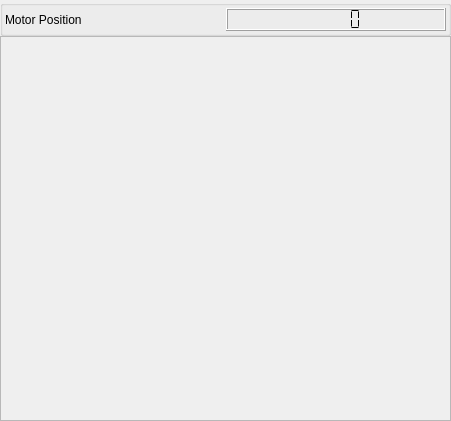
Above: Code/Gui/MITK/Modules/niftkIGIGui/DataSources/QmitkIGIUltrasonixToolGui.ui from NifTK/NifTK before the change. Below: the same form after it.
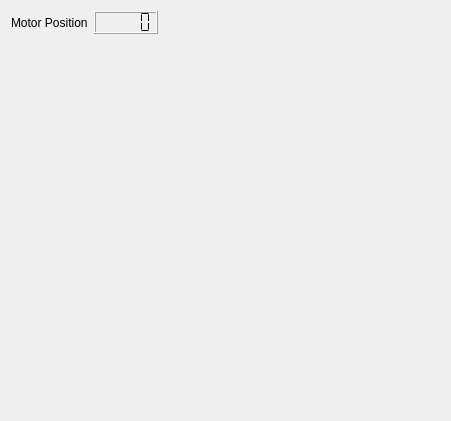
That is the form after the change. Custom widgets are drawn as their Qt base class.

Commit message: Bug #2739: Update Ultrasonix GUI to new API

Patch:
```diff
--- a/Code/Gui/MITK/Modules/niftkIGIGui/DataSources/QmitkIGIUltrasonixToolGui.ui
+++ b/Code/Gui/MITK/Modules/niftkIGIGui/DataSources/QmitkIGIUltrasonixToolGui.ui
@@ -19,25 +19,11 @@
   <property name="windowTitle">
    <string>Form</string>
   </property>
+  <layout class="QHBoxLayout" name="horizontalLayout_2">
+   <item>
   <layout class="QVBoxLayout" name="verticalLayout">
-   <property name="spacing">
-    <number>0</number>
-   </property>
-   <property name="margin">
-    <number>0</number>
-   </property>
    <item>
-    <widget class="QGroupBox" name="groupBox">
-     <property name="title">
-      <string/>
-     </property>
      <layout class="QHBoxLayout" name="horizontalLayout">
-      <property name="spacing">
-       <number>0</number>
-      </property>
-      <property name="margin">
-       <number>2</number>
-      </property>
       <item>
        <widget class="QLabel" name="label">
         <property name="text">
@@ -55,34 +41,49 @@
         </property>
        </widget>
       </item>
-     </layout>
-    </widget>
+       <item>
+        <spacer name="horizontalSpacer">
+         <property name="orientation">
+          <enum>Qt::Horizontal</enum>
+         </property>
+         <property name="sizeHint" stdset="0">
+          <size>
+           <width>40</width>
+           <height>20</height>
+          </size>
+         </property>
+        </spacer>
+       </item>
+      </layout>
    </item>
    <item>
-    <widget class="QScrollArea" name="m_ScrollArea">
-     <property name="widgetResizable">
-      <bool>true</bool>
-     </property>
-     <widget class="QWidget" name="scrollAreaWidgetContents">
-      <property name="geometry">
-       <rect>
-        <x>0</x>
-        <y>0</y>
-        <width>449</width>
-        <height>386</height>
-       </rect>
-      </property>
-      <property name="sizePolicy">
-       <sizepolicy hsizetype="Expanding" vsizetype="Expanding">
-        <horstretch>0</horstretch>
-        <verstretch>0</verstretch>
-       </sizepolicy>
-      </property>
-     </widget>
-    </widget>
-   </item>
-  </layout>
+      <widget class="QmitkRenderWindow" name="m_RenderWindow" native="true"/>
+     </item>
+     <item>
+      <spacer name="verticalSpacer">
+       <property name="orientation">
+        <enum>Qt::Vertical</enum>
+       </property>
+       <property name="sizeHint" stdset="0">
+        <size>
+         <width>20</width>
+         <height>40</height>
+        </size>
+       </property>
+      </spacer>
+     </item>
+    </layout>
+   </item>
+  </layout>
  </widget>
+ <customwidgets>
+  <customwidget>
+   <class>QmitkRenderWindow</class>
+   <extends>QWidget</extends>
+   <header>QmitkRenderWindow.h</header>
+   <container>1</container>
+  </customwidget>
+ </customwidgets>
  <resources/>
  <connections/>
 </ui>
```
Left out of the diff: 4 changed lines with no effect on the pictures. Lines whose indentation alone changed are shown as unchanged. The commit also changes 4 other files.
